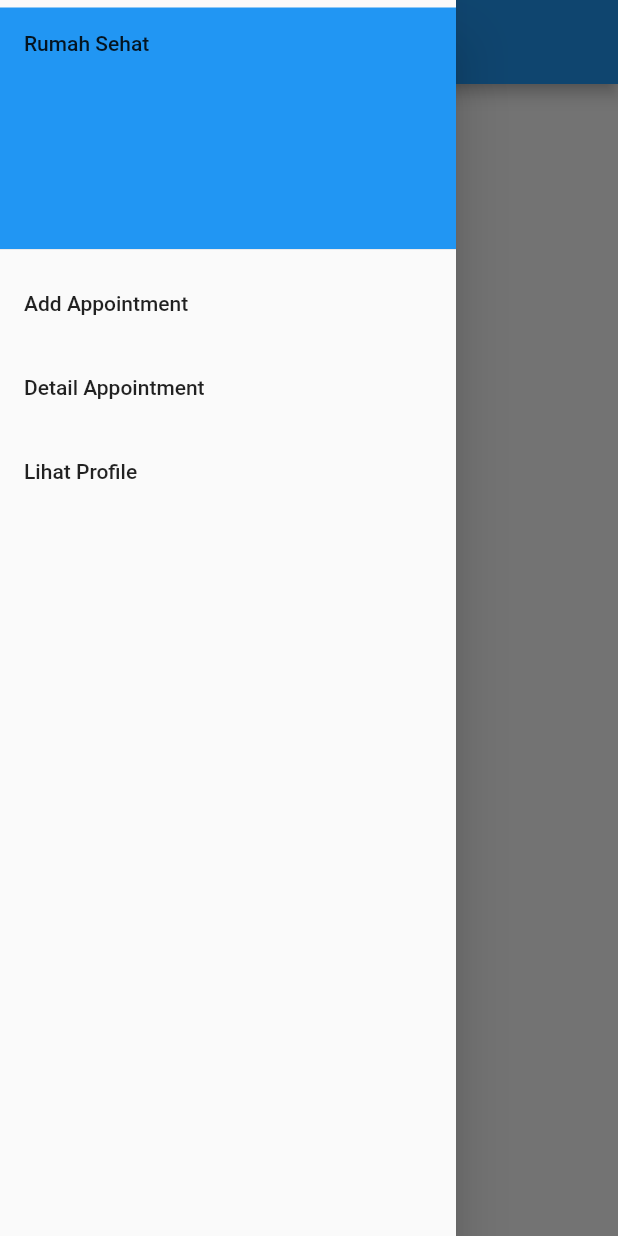
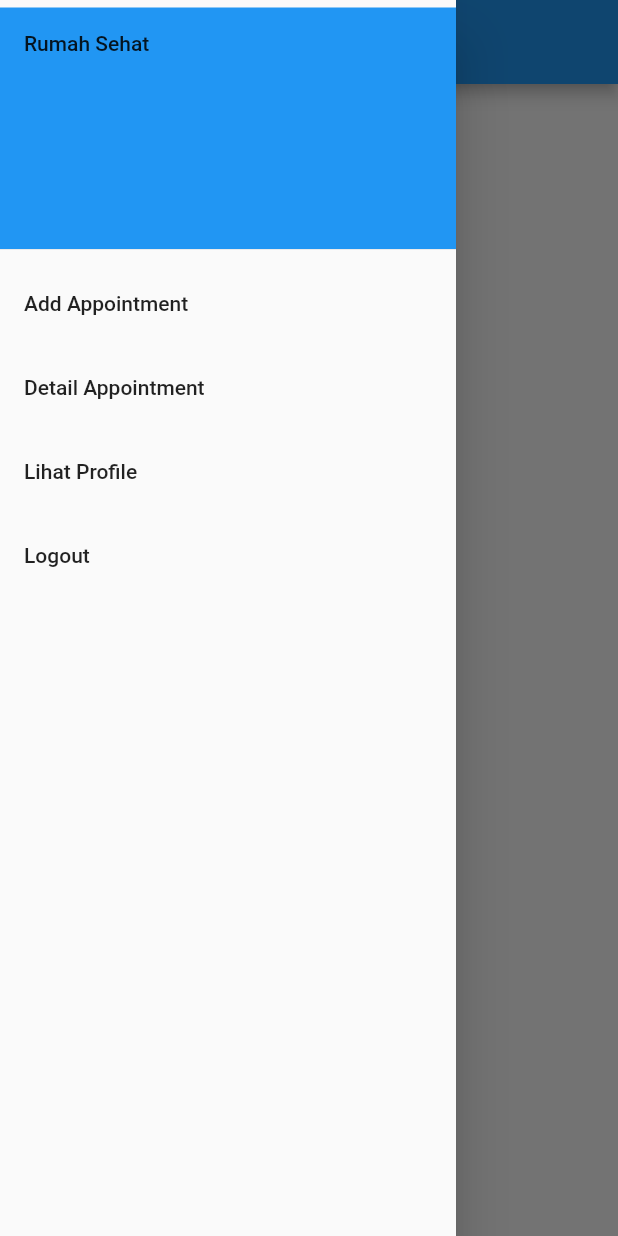
Before and after one commit to obap2001/rumahsehat-springbootapp, a Flutter app: the RumahSehatHome screen opened directly, with the side drawer open, on a phone screen of 412 x 824 dp. Run offline on Flutter 3.47's test engine with Material 2 defaults, Android fonts, the phone set to English and light mode, and no system bars; our stand-ins replace flutter_datetime_picker, flutter_secure_storage, shared_preferences; missing offline and left inert: dart:js_util; accounts and stored records are empty.

Commit message:
configure logout, fix errors

```diff
--- a/rumahsehat_flutter/lib/auth/login.dart
+++ b/rumahsehat_flutter/lib/auth/login.dart
@@ -1,14 +1,10 @@
 import 'dart:convert';
 
-import 'package:flutter/cupertino.dart';
 import 'package:flutter/material.dart';
 import 'package:rumah_sehat_flutter/auth/register.dart';
-import 'package:rumah_sehat_flutter/screens/lihatProfile.dart';
 import 'package:rumah_sehat_flutter/theme.dart';
-import 'package:rumah_sehat_flutter/widgets/primary_button.dart';
-import 'package:rumah_sehat_flutter/auth/user.dart';
 import 'package:http/http.dart' as http;
-import 'package:rumah_sehat_flutter/screens/rumahSakitDrawer.dart';
+import 'package:rumah_sehat_flutter/screens/home.dart';
 import 'package:flutter_secure_storage/flutter_secure_storage.dart';
 import 'package:shared_preferences/shared_preferences.dart';
 
--- a/rumahsehat_flutter/lib/auth/user.dart
+++ /dev/null
@@ -1,5 +0,0 @@
-class User {
-  String username;
-  String password;
-  User(this.username, this.password);
-}
--- a/rumahsehat_flutter/lib/main.dart
+++ b/rumahsehat_flutter/lib/main.dart
@@ -1,6 +1,6 @@
 import 'package:flutter/material.dart';
 import 'package:rumah_sehat_flutter/auth/login.dart';
-import 'screens/rumahSakitDrawer.dart';
+import 'screens/home.dart';
 import 'dart:convert' show json, base64, ascii;
 
 void main() {
--- /dev/null
+++ b/rumahsehat_flutter/lib/screens/home.dart
@@ -0,0 +1,66 @@
+import 'package:flutter/material.dart';
+import 'package:rumah_sehat_flutter/auth/login.dart';
+import 'package:rumah_sehat_flutter/screens/add_appointment_new.dart';
+import 'package:rumah_sehat_flutter/screens/lihat_profile.dart';
+import 'package:rumah_sehat_flutter/screens/top_up_saldo.dart';
+
+class RumahSehatHome extends StatefulWidget {
+  @override
+  State<StatefulWidget> createState() {
+    return _RumahSehatHomeState();
+  }
+}
+
+class _RumahSehatHomeState extends State<RumahSehatHome> {
+  @override
+  Widget build(BuildContext context) {
+    return Scaffold(
+      appBar: AppBar(
+        title: Text('Rumah Sehat'),
+      ),
+      body: Center(child: Text('Welcome to Rumah Sehat')),
+      drawer: Drawer(
+          child: ListView(
+        padding: EdgeInsets.only(top: 5, bottom: 5),
+        children: [
+          DrawerHeader(
+            child: Text('Rumah Sehat'),
+            decoration: BoxDecoration(
+              color: Colors.blue,
+            ),
+          ),
+          ListTile(
+            title: Text('Add Appointment'),
+            onTap: () {
+              Navigator.push(
+                  context,
+                  MaterialPageRoute(
+                      builder: (context) => const addAppointment()));
+            },
+          ),
+          ListTile(
+            title: Text('Detail Appointment'),
+            onTap: () {},
+          ),
+          ListTile(
+            title: Text('Lihat Profile'),
+            onTap: () {
+              Navigator.push(context,
+                  MaterialPageRoute(builder: (context) => ProfilPasienPage()));
+            },
+          ),
+          ListTile(
+            title: Text('Logout'),
+            onTap: () async {
+              await storage.delete(key: "token");
+              Navigator.push(context,
+                  MaterialPageRoute(builder: (context) => LoginPage()));
+            },
+          ),
+        ],
+      )),
+    );
+  }
+
+  void logout() {}
+}
--- a/rumahsehat_flutter/lib/screens/lihatProfile.dart
+++ b/rumahsehat_flutter/lib/screens/lihat_profile.dart
@@ -1,6 +1,6 @@
 import 'package:flutter/material.dart';
 import 'package:rumah_sehat_flutter/model/PasienModel.dart';
-import 'package:rumah_sehat_flutter/screens//topUpSaldo.dart';
+import 'package:rumah_sehat_flutter/screens/top_up_saldo.dart';
 import 'package:flutter/cupertino.dart';
 import 'package:http/http.dart' as http;
 import 'package:shared_preferences/shared_preferences.dart';
--- a/rumahsehat_flutter/lib/screens/list-appointment.dart
+++ b/rumahsehat_flutter/lib/screens/list_appointment.dart
@@ -1,6 +1,6 @@
 import 'package:flutter/material.dart';
 import 'package:rumah_sehat_flutter/model/PasienModel.dart';
-import 'package:rumah_sehat_flutter/screens//topUpSaldo.dart';
+import 'package:rumah_sehat_flutter/screens/top_up_saldo.dart';
 import 'package:flutter/cupertino.dart';
 import 'package:http/http.dart' as http;
 import 'package:shared_preferences/shared_preferences.dart';
--- a/rumahsehat_flutter/lib/screens/rumahSakitDrawer.dart
+++ /dev/null
@@ -1,54 +0,0 @@
-import 'package:flutter/material.dart';
-import 'package:rumah_sehat_flutter/screens/add-appointment-new.dart';
-import 'package:rumah_sehat_flutter/screens/lihatProfile.dart';
-import 'package:rumah_sehat_flutter/screens/topUpSaldo.dart';
-
-class RumahSehatHome extends StatefulWidget{
-  @override
-  State<StatefulWidget> createState(){
-    return _RumahSehatHomeState();
-  }
-}
-
-class _RumahSehatHomeState extends State<RumahSehatHome>{
-  @override
-  Widget build(BuildContext context){
-    return Scaffold(
-      appBar: AppBar(
-        title: Text('Rumah Sehat'),
-      ),
-      body: Center(child: Text('Welcome to Rumah Sehat')),
-      drawer: Drawer(
-        child: ListView(
-          padding: EdgeInsets.only(top: 5, bottom: 5),
-          children: [
-            DrawerHeader(
-              child: Text('Rumah Sehat'),
-              decoration: BoxDecoration(
-                color: Colors.blue,
-              ),
-            ),
-            ListTile(
-              title: Text('Add Appointment'),
-              onTap: (){
-                Navigator.push(context, MaterialPageRoute(
-                    builder: (context) => const addAppointment()));
-              },
-            ),
-            ListTile(
-              title: Text('Detail Appointment'),
-              onTap: (){},
-            ),
-            ListTile(
-              title: Text('Lihat Profile'),
-              onTap: (){
-                Navigator.push(context, MaterialPageRoute(
-                    builder: (context) => ProfilPasienPage()));
-              },
-            )
-          ],
-        )
-      ),
-    );
-  }
-}
--- a/rumahsehat_flutter/lib/screens/topUpSaldo.dart
+++ b/rumahsehat_flutter/lib/screens/top_up_saldo.dart
@@ -2,8 +2,8 @@ import 'dart:convert';
 
 import 'package:flutter/cupertino.dart';
 import 'package:flutter/material.dart';
-import 'package:rumah_sehat_flutter/screens/lihatProfile.dart';
-import 'package:rumah_sehat_flutter/screens/rumahSakitDrawer.dart';
+import 'package:rumah_sehat_flutter/screens/lihat_profile.dart';
+import 'package:rumah_sehat_flutter/screens/home.dart';
 import 'package:shared_preferences/shared_preferences.dart';
 import 'package:http/http.dart' as http;
 
```
Also changed, not shown: rumahsehat_flutter/lib/auth/pasien.dart (deleted, +0 -10 lines), rumahsehat_flutter/lib/auth/register.dart (+0 -7 lines), rumahsehat_flutter/lib/screens/add_appointment.dart (renamed from rumahsehat_flutter/lib/screens/add-appointment.dart), rumahsehat_flutter/lib/screens/add_appointment_new.dart (renamed from rumahsehat_flutter/lib/screens/add-appointment-new.dart), rumahsehat_flutter/lib/screens/detail_appointment.dart (renamed from rumahsehat_flutter/lib/screens/detail-appointment.dart), 2 other files.
